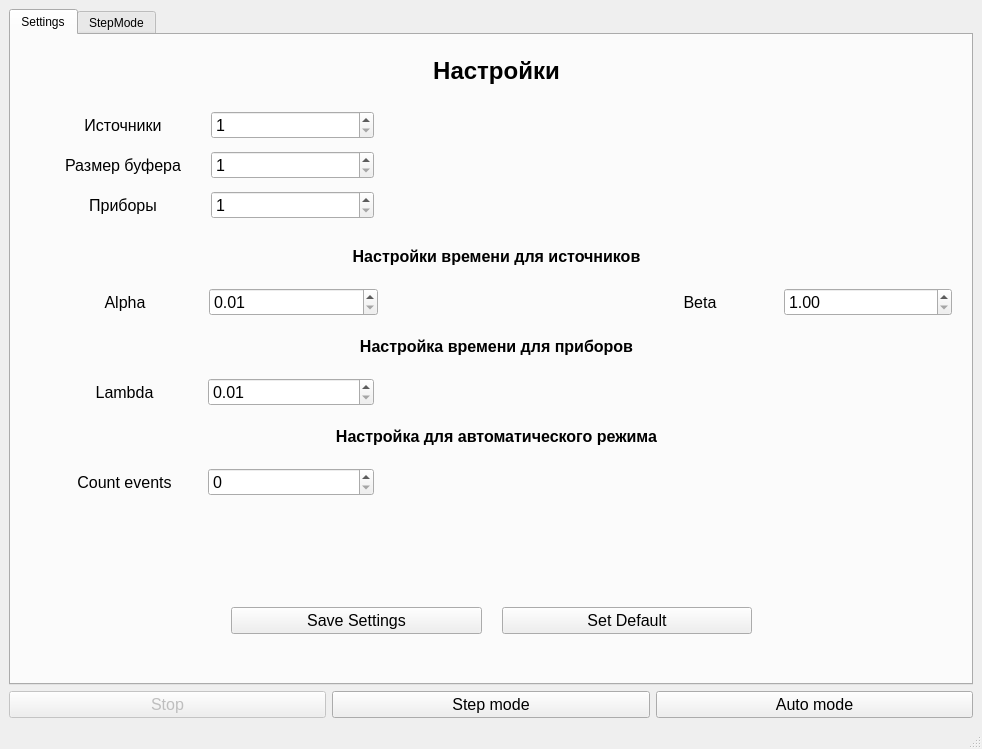
Above: src/APS/GUI/mainwindow.ui from HappyNano/APS-spbstu before the change. Below: the same form after it.
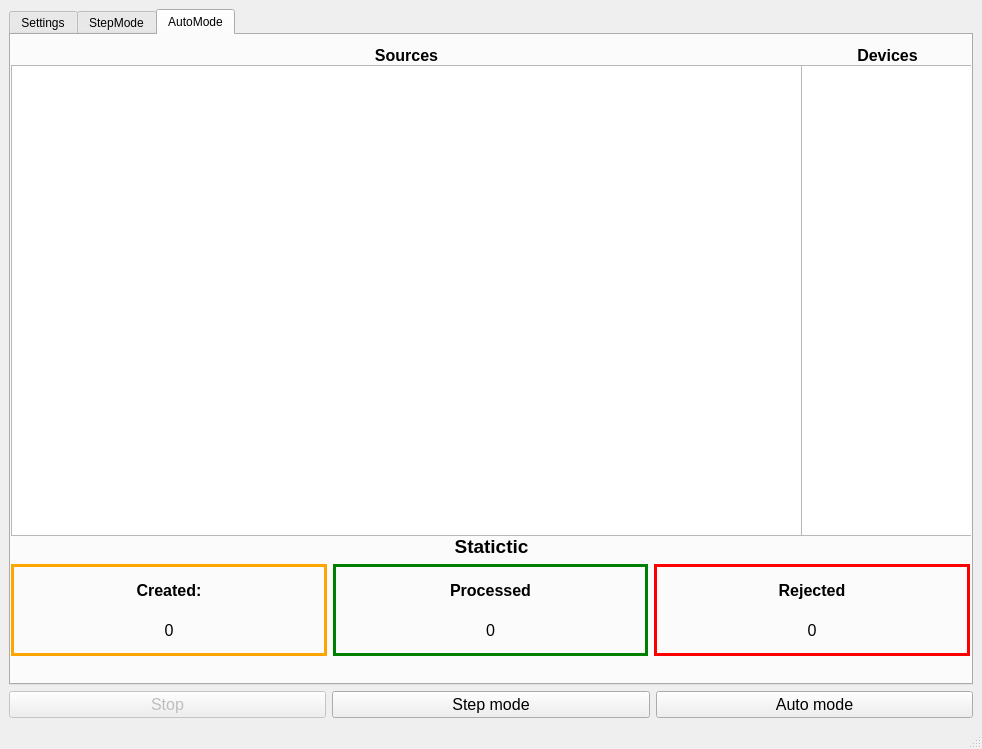
That is the form after the change. The open tabs and pages were chosen to show the change.

Commit message:
Added AutoMode. Added class Statistic.
TODO: dispersion

Patch:
```diff
--- a/src/APS/GUI/mainwindow.ui
+++ b/src/APS/GUI/mainwindow.ui
@@ -562,7 +562,7 @@
                 <enum>Qt::LeftToRight</enum>
                </property>
                <property name="text">
-                <string>Count events</string>
+                <string>Count reqs</string>
                </property>
                <property name="alignment">
                 <set>Qt::AlignCenter</set>
@@ -576,6 +576,12 @@
                  <pointsize>12</pointsize>
                 </font>
                </property>
+               <property name="minimum">
+                <number>1</number>
+               </property>
+               <property name="maximum">
+                <number>1000</number>
+               </property>
               </widget>
              </item>
             </layout>
@@ -1031,6 +1037,279 @@
         </layout>
        </widget>
       </widget>
+      <widget class="QWidget" name="AutoModeTab">
+       <attribute name="title">
+        <string>AutoMode</string>
+       </attribute>
+       <widget class="QWidget" name="verticalLayoutWidget_5">
+        <property name="geometry">
+         <rect>
+          <x>0</x>
+          <y>500</y>
+          <width>961</width>
+          <height>121</height>
+         </rect>
+        </property>
+        <layout class="QVBoxLayout" name="verticalLayout_14">
+         <item>
+          <widget class="QLabel" name="statLabel_2">
+           <property name="sizePolicy">
+            <sizepolicy hsizetype="Preferred" vsizetype="Fixed">
+             <horstretch>0</horstretch>
+             <verstretch>0</verstretch>
+            </sizepolicy>
+           </property>
+           <property name="font">
+            <font>
+             <pointsize>14</pointsize>
+             <weight>75</weight>
+             <bold>true</bold>
+            </font>
+           </property>
+           <property name="text">
+            <string>Statictic</string>
+           </property>
+           <property name="alignment">
+            <set>Qt::AlignCenter</set>
+           </property>
+          </widget>
+         </item>
+         <item>
+          <layout class="QHBoxLayout" name="horizontalLayout_20">
+           <property name="rightMargin">
+            <number>2</number>
+           </property>
+           <item>
+            <widget class="QWidget" name="verticalWidget_8" native="true">
+             <property name="styleSheet">
+              <string notr="true">border: 3px solid orange</string>
+             </property>
+             <layout class="QVBoxLayout" name="verticalLayout_15">
+              <item>
+               <widget class="QLabel" name="createdLabel_2">
+                <property name="font">
+                 <font>
+                  <pointsize>12</pointsize>
+                  <weight>75</weight>
+                  <bold>true</bold>
+                 </font>
+                </property>
+                <property name="styleSheet">
+                 <string notr="true">border: none;</string>
+                </property>
+                <property name="text">
+                 <string>Created:</string>
+                </property>
+                <property name="alignment">
+                 <set>Qt::AlignCenter</set>
+                </property>
+                <property name="wordWrap">
+                 <bool>false</bool>
+                </property>
+               </widget>
+              </item>
+              <item>
+               <widget class="QLabel" name="createdValueLabel_AutoMode">
+                <property name="font">
+                 <font>
+                  <pointsize>12</pointsize>
+                 </font>
+                </property>
+                <property name="styleSheet">
+                 <string notr="true">border: none;</string>
+                </property>
+                <property name="text">
+                 <string>0</string>
+                </property>
+                <property name="alignment">
+                 <set>Qt::AlignCenter</set>
+                </property>
+               </widget>
+              </item>
+             </layout>
+            </widget>
+           </item>
+           <item>
+            <widget class="QWidget" name="verticalWidget_9" native="true">
+             <property name="styleSheet">
+              <string notr="true">border: 3px solid green</string>
+             </property>
+             <layout class="QVBoxLayout" name="verticalLayout_16">
+              <item>
+               <widget class="QLabel" name="processedLabel_2">
+                <property name="font">
+                 <font>
+                  <pointsize>12</pointsize>
+                  <weight>75</weight>
+                  <bold>true</bold>
+                 </font>
+                </property>
+                <property name="styleSheet">
+                 <string notr="true">border: none;</string>
+                </property>
+                <property name="text">
+                 <string>Processed</string>
+                </property>
+                <property name="alignment">
+                 <set>Qt::AlignCenter</set>
+                </property>
+               </widget>
+              </item>
+              <item>
+               <widget class="QLabel" name="processedValueLabel_AutoMode">
+                <property name="font">
+                 <font>
+                  <pointsize>12</pointsize>
+                 </font>
+                </property>
+                <property name="styleSheet">
+                 <string notr="true">border: none;</string>
+                </property>
+                <property name="text">
+                 <string>0</string>
+                </property>
+                <property name="alignment">
+                 <set>Qt::AlignCenter</set>
+                </property>
+               </widget>
+              </item>
+             </layout>
+            </widget>
+           </item>
+           <item>
+            <widget class="QWidget" name="verticalWidget_10" native="true">
+             <property name="styleSheet">
+              <string notr="true">border: 3px solid red</string>
+             </property>
+             <layout class="QVBoxLayout" name="verticalLayout_17">
+              <item>
+               <widget class="QLabel" name="rejectedLabel_2">
+                <property name="font">
+                 <font>
+                  <pointsize>12</pointsize>
+                  <weight>75</weight>
+                  <bold>true</bold>
+                 </font>
+                </property>
+                <property name="styleSheet">
+                 <string notr="true">border: none;</string>
+                </property>
+                <property name="text">
+                 <string>Rejected</string>
+                </property>
+                <property name="alignment">
+                 <set>Qt::AlignCenter</set>
+                </property>
+               </widget>
+              </item>
+              <item>
+               <widget class="QLabel" name="rejectedValueLabel_AutoMode">
+                <property name="font">
+                 <font>
+                  <pointsize>12</pointsize>
+                 </font>
+                </property>
+                <property name="styleSheet">
+                 <string notr="true">border: none;</string>
+                </property>
+                <property name="text">
+                 <string>0</string>
+                </property>
+                <property name="alignment">
+                 <set>Qt::AlignCenter</set>
+                </property>
+               </widget>
+              </item>
+             </layout>
+            </widget>
+           </item>
+          </layout>
+         </item>
+        </layout>
+       </widget>
+       <widget class="QTableWidget" name="autoMode_sourcesTable">
+        <property name="geometry">
+         <rect>
+          <x>0</x>
+          <y>30</y>
+          <width>791</width>
+          <height>471</height>
+         </rect>
+        </property>
+        <property name="font">
+         <font>
+          <pointsize>12</pointsize>
+         </font>
+        </property>
+        <attribute name="verticalHeaderVisible">
+         <bool>false</bool>
+        </attribute>
+       </widget>
+       <widget class="QTableWidget" name="autoMode_devicesTable">
+        <property name="geometry">
+         <rect>
+          <x>790</x>
+          <y>30</y>
+          <width>171</width>
+          <height>471</height>
+         </rect>
+        </property>
+        <property name="font">
+         <font>
+          <pointsize>12</pointsize>
+         </font>
+        </property>
+        <attribute name="verticalHeaderVisible">
+         <bool>false</bool>
+        </attribute>
+       </widget>
+       <widget class="QLabel" name="label_5">
+        <property name="geometry">
+         <rect>
+          <x>0</x>
+          <y>10</y>
+          <width>791</width>
+          <height>20</height>
+         </rect>
+        </property>
+        <property name="font">
+         <font>
+          <pointsize>12</pointsize>
+          <weight>75</weight>
+          <bold>true</bold>
+         </font>
+        </property>
+        <property name="text">
+         <string>Sources</string>
+        </property>
+        <property name="alignment">
+         <set>Qt::AlignCenter</set>
+        </property>
+       </widget>
+       <widget class="QLabel" name="label_8">
+        <property name="geometry">
+         <rect>
+          <x>796</x>
+          <y>10</y>
+          <width>161</width>
+          <height>20</height>
+         </rect>
+        </property>
+        <property name="font">
+         <font>
+          <pointsize>12</pointsize>
+          <weight>75</weight>
+          <bold>true</bold>
+         </font>
+        </property>
+        <property name="text">
+         <string>Devices</string>
+        </property>
+        <property name="alignment">
+         <set>Qt::AlignCenter</set>
+        </property>
+       </widget>
+      </widget>
      </widget>
     </item>
     <item>
```
Left out of the diff: 11 changed lines with no effect on the pictures. The commit also changes 14 other files.
